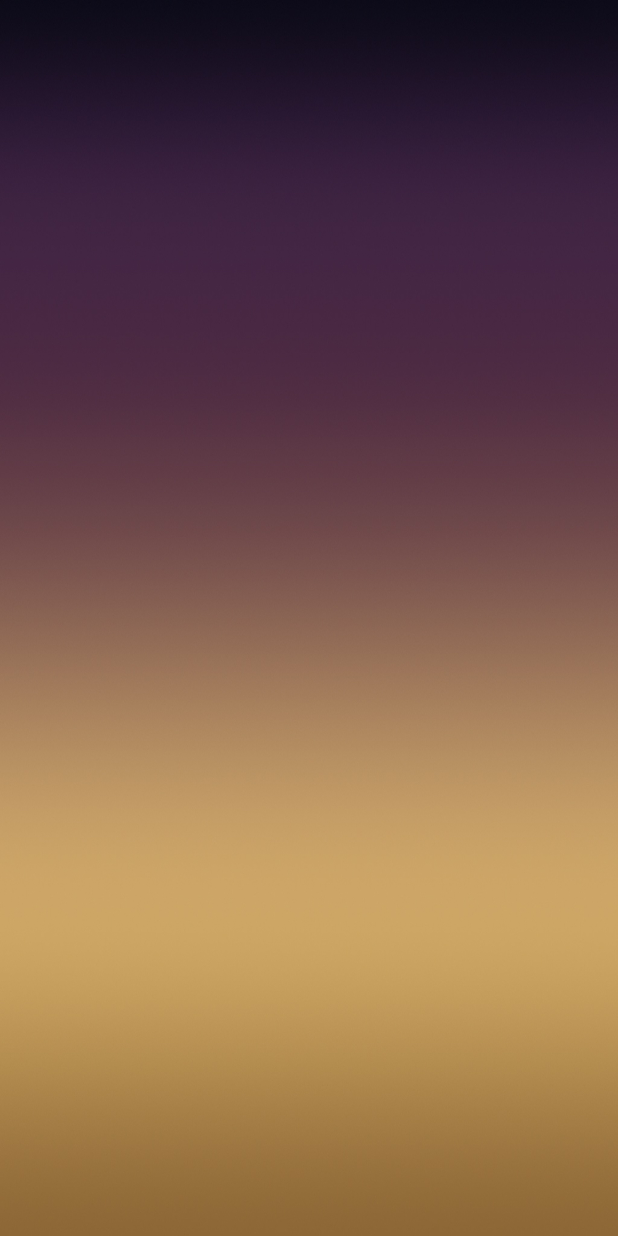
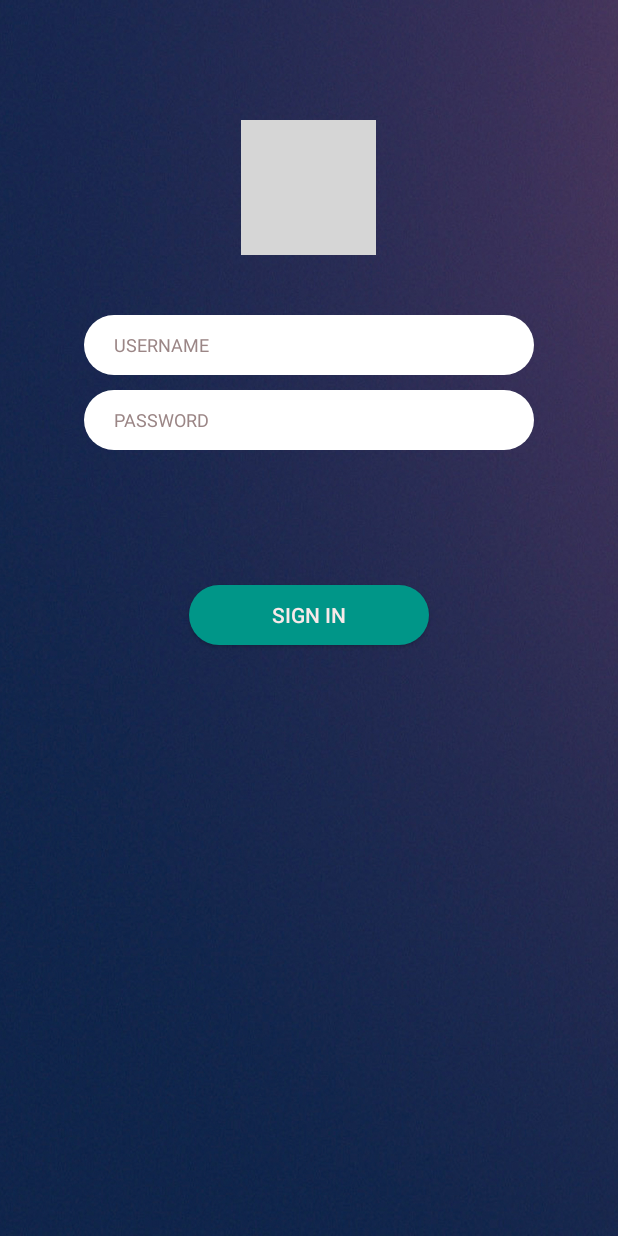
Before and after one commit to udrathnayaka/android-quiz-app, an Android app: the AdministratorActivity screen opened directly, with no data from a screen before it, on a phone screen of 412 x 824 dp. Run offline under Robolectric (Android 15) with nearby library versions, the phone set to English and light mode, and no system bars; our stand-ins replace Firebase (no records; nobody signed in at launch, a user with empty details on screens opened directly); grey boxes are pictures that could not be loaded.

Commit message:
login implementation

```diff
--- /dev/null
+++ b/android-quiz-app/app/src/main/res/drawable/login_submit.xml
@@ -0,0 +1,10 @@
+<?xml version="1.0" encoding="utf-8"?>
+<shape xmlns:android="http://schemas.android.com/apk/res/android"
+
+    android:shape="rectangle">
+
+    <solid android:color="#009688"/>
+    <corners android:radius="20dp"/>
+
+
+</shape>
--- /dev/null
+++ b/android-quiz-app/app/src/main/res/drawable/login_ui.xml
@@ -0,0 +1,10 @@
+<?xml version="1.0" encoding="utf-8"?>
+<shape xmlns:android="http://schemas.android.com/apk/res/android"
+
+    android:shape="rectangle">
+
+    <solid android:color="#ffff"/>
+    <corners android:radius="20dp"/>
+
+
+</shape>
--- a/android-quiz-app/app/src/main/res/layout/activity_administrator.xml
+++ b/android-quiz-app/app/src/main/res/layout/activity_administrator.xml
@@ -1,10 +1,60 @@
 <?xml version="1.0" encoding="utf-8"?>
-<android.support.constraint.ConstraintLayout xmlns:android="http://schemas.android.com/apk/res/android"
+<RelativeLayout xmlns:android="http://schemas.android.com/apk/res/android"
     xmlns:app="http://schemas.android.com/apk/res-auto"
     xmlns:tools="http://schemas.android.com/tools"
     android:layout_width="match_parent"
     android:layout_height="match_parent"
-    android:background="@drawable/back"
+    android:background="@drawable/questionbackground"
     tools:context=".AdministratorActivity">
 
-</android.support.constraint.ConstraintLayout>
+
+    <ImageView
+        android:layout_width="90dp"
+        android:layout_height="90dp"
+        android:background="@drawable/admin"
+        android:layout_centerHorizontal="true"
+        android:paddingLeft="20dp"
+        android:layout_marginTop="80dp"
+        />
+
+    <EditText
+        android:id="@+id/username"
+        android:layout_width="300dp"
+        android:layout_height="40dp"
+        android:layout_centerHorizontal="true"
+        android:background="@drawable/login_ui"
+        android:textColorHint="#9B8686"
+        android:layout_marginTop="210dp"
+        android:paddingLeft="20dp"
+        android:textSize="12dp"
+        android:hint="USERNAME"
+        />
+    <EditText
+        android:id="@+id/password"
+        android:layout_width="300dp"
+        android:background="@drawable/login_ui"
+        android:layout_height="40dp"
+        android:paddingLeft="20dp"
+        android:layout_centerHorizontal="true"
+        android:layout_below="@id/username"
+        android:layout_marginTop="10dp"
+        android:hint="PASSWORD"
+        android:textSize="12dp"
+        android:drawablePadding="10dp"
+        android:textColorHint="#9B8686"
+        android:inputType="textPassword"/>
+
+    <Button
+        android:layout_width="160dp"
+        android:layout_height="40dp"
+        android:layout_centerHorizontal="true"
+        android:layout_below="@id/password"
+        android:text="SIGN IN"
+        android:textColor="#F8E9E9"
+       android:textSize="14dp"
+        android:textAllCaps="false"
+        android:background="@drawable/login_submit"
+        android:layout_marginTop="90dp"
+        />
+
+</RelativeLayout>
```
Also changed, not shown: android-quiz-app/app/src/main/java/com/example/quiz_app/QuestionActivity.java (+42 -23 lines), android-quiz-app/app/src/main/java/com/example/quiz_app/ResultActivity.java (+13 -0 lines), android-quiz-app/app/src/main/res/layout/activity_question.xml (+6 -5 lines), android-quiz-app/app/src/main/res/layout/activity_result.xml (+10 -1 lines), android-quiz-app/app/src/main/res/drawable-v24/home.png, android-quiz-app/app/src/main/res/drawable-v24/resultpage.jpg (deleted), android-quiz-app/app/src/main/res/drawable-v24/scorepage.jpg (added).
